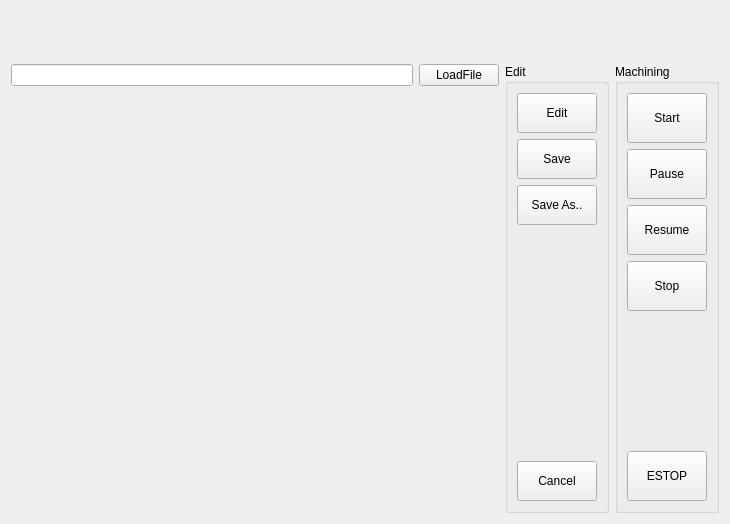
This is App/GCodePanel/GCodePanel.ui in windsgo/edm_project as Qt 5 draws it before an edit. The edited form follows.
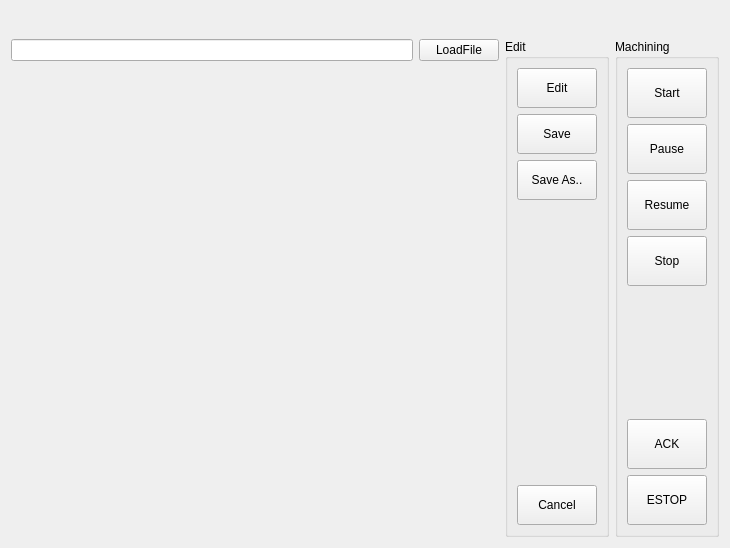
This is the edited form.

```diff
--- a/App/GCodePanel/GCodePanel.ui
+++ b/App/GCodePanel/GCodePanel.ui
@@ -7,7 +7,7 @@
     <x>0</x>
     <y>0</y>
     <width>730</width>
-    <height>524</height>
+    <height>548</height>
    </rect>
   </property>
   <property name="windowTitle">
@@ -258,6 +258,31 @@
         </property>
        </spacer>
       </item>
+      <item>
+       <widget class="QPushButton" name="pb_ack">
+        <property name="sizePolicy">
+         <sizepolicy hsizetype="Preferred" vsizetype="Preferred">
+          <horstretch>0</horstretch>
+          <verstretch>0</verstretch>
+         </sizepolicy>
+        </property>
+        <property name="minimumSize">
+         <size>
+          <width>80</width>
+          <height>50</height>
+         </size>
+        </property>
+        <property name="maximumSize">
+         <size>
+          <width>100</width>
+          <height>16777215</height>
+         </size>
+        </property>
+        <property name="text">
+         <string>ACK</string>
+        </property>
+       </widget>
+      </item>
       <item>
        <widget class="QPushButton" name="pb_estop">
         <property name="sizePolicy">
@@ -303,7 +328,14 @@
     <widget class="QLineEdit" name="le_current_file"/>
    </item>
    <item row="2" column="0" colspan="2">
-    <widget class="QWidget" name="widget_editor" native="true"/>
+    <widget class="QWidget" name="widget_editor" native="true">
+     <property name="minimumSize">
+      <size>
+       <width>0</width>
+       <height>470</height>
+      </size>
+     </property>
+    </widget>
    </item>
    <item row="0" column="0">
     <spacer name="verticalSpacer_3">
```
